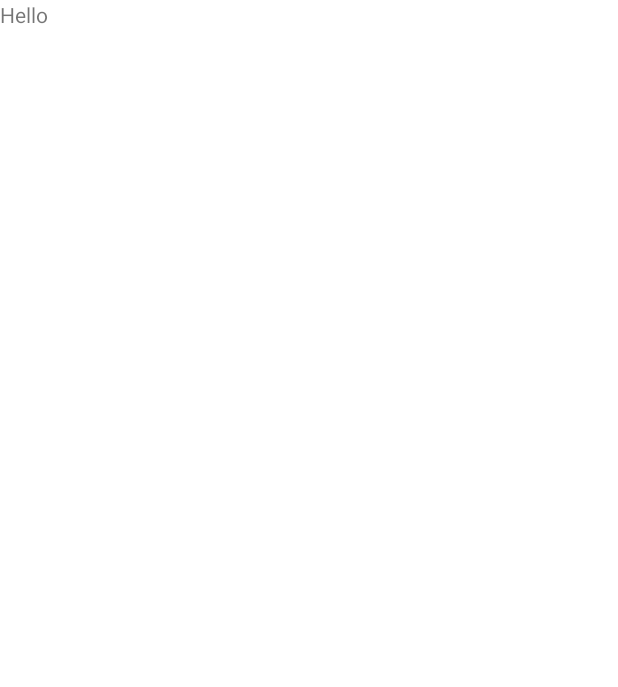
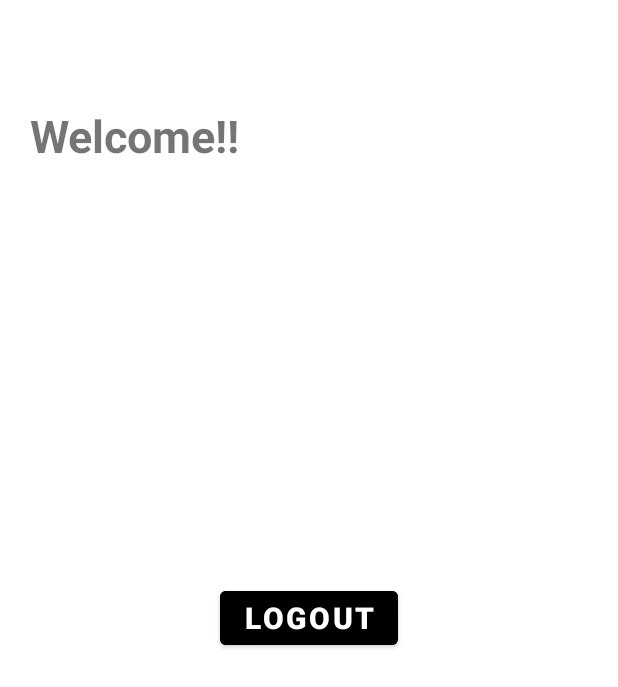
Before and after one commit to HarshulDiamond/e-authentication-system, an Android app: the profileActivity screen opened directly, with no data from a screen before it, on a phone screen of 412 x 824 dp. Before the commit the part shown is almost empty. Shown: the top 687 px of the screen. Run offline under Robolectric (Android 15) with nearby library versions, the phone set to English and light mode, and no system bars; our stand-ins replace Firebase (no records; nobody signed in at launch, a user with empty details on screens opened directly).

Commit message:
Completed email verification and profile display

```diff
--- a/app/src/main/AndroidManifest.xml
+++ b/app/src/main/AndroidManifest.xml
@@ -1,6 +1,9 @@
 <?xml version="1.0" encoding="utf-8"?>
 <manifest xmlns:android="http://schemas.android.com/apk/res/android"
     package="com.internshala.e_authentication">
+    <uses-permission android:name="android.permission.INTERNET" />
+    <uses-permission android:name="android.permission.ACCESS_NETWORK_STATE" />
+
 
     <application
         android:allowBackup="true"
--- a/app/src/main/java/com/internshala/e_authentication/MainActivity.java
+++ b/app/src/main/java/com/internshala/e_authentication/MainActivity.java
@@ -17,6 +17,7 @@ import com.google.android.gms.tasks.OnCompleteListener;
 import com.google.android.gms.tasks.Task;
 import com.google.firebase.auth.AuthResult;
 import com.google.firebase.auth.FirebaseAuth;
+import com.google.firebase.auth.FirebaseUser;
 
 public class MainActivity extends AppCompatActivity implements View.OnClickListener{
     private TextView register;
@@ -90,8 +91,19 @@ public class MainActivity extends AppCompatActivity implements View.OnClickListe
             public void onComplete(@NonNull Task<AuthResult> task) {
                 if(task.isSuccessful())
                 {
-                    startActivity(new Intent(MainActivity.this,profileActivity.class));
-                    progressBar.setVisibility(View.GONE);
+                    FirebaseUser user= FirebaseAuth.getInstance().getCurrentUser();
+                    if(user.isEmailVerified())
+                    {
+                        startActivity(new Intent(MainActivity.this,profileActivity.class));
+                        progressBar.setVisibility(View.GONE);
+                    }
+                    else
+                    {
+                        user.sendEmailVerification();
+                        Toast.makeText(MainActivity.this,"Please Verify your email",Toast.LENGTH_LONG).show();
+                        progressBar.setVisibility(View.GONE);
+                    }
+
                 }
                 else
                 {
--- a/app/src/main/java/com/internshala/e_authentication/profileActivity.java
+++ b/app/src/main/java/com/internshala/e_authentication/profileActivity.java
@@ -1,14 +1,71 @@
 package com.internshala.e_authentication;
 
+import androidx.annotation.NonNull;
 import androidx.appcompat.app.AppCompatActivity;
 
+import android.content.Intent;
 import android.os.Bundle;
+import android.view.View;
+import android.widget.Button;
+import android.widget.TextView;
+import android.widget.Toast;
+
+import com.google.firebase.auth.FirebaseAuth;
+import com.google.firebase.auth.FirebaseUser;
+import com.google.firebase.database.DataSnapshot;
+import com.google.firebase.database.DatabaseError;
+import com.google.firebase.database.DatabaseReference;
+import com.google.firebase.database.FirebaseDatabase;
+import com.google.firebase.database.ValueEventListener;
 
 public class profileActivity extends AppCompatActivity {
+    private FirebaseUser user;
+
+    private DatabaseReference reference;
+    private String userId;
+    private Button logout;
 
     @Override
     protected void onCreate(Bundle savedInstanceState) {
         super.onCreate(savedInstanceState);
         setContentView(R.layout.activity_profile);
+        logout = (Button) findViewById(R.id.signOut);
+        logout.setOnClickListener(new View.OnClickListener() {
+            @Override
+            public void onClick(View view) {
+                FirebaseAuth.getInstance().signOut();
+                startActivity(new Intent(profileActivity.this,MainActivity.class));
+            }
+        });
+        user= FirebaseAuth.getInstance().getCurrentUser();
+        reference= FirebaseDatabase.getInstance().getReference("Users");
+        userId=user.getUid();
+        final TextView textViewFullName = (TextView) findViewById(R.id.fullName);
+        final TextView textViewEmail = (TextView) findViewById(R.id.emailAddress);
+        final TextView textViewAge = (TextView) findViewById(R.id.age);
+
+        reference.child(userId).addListenerForSingleValueEvent(new ValueEventListener() {
+            @Override
+            public void onDataChange(@NonNull DataSnapshot snapshot) {
+                User userProfile = snapshot.getValue(User.class);
+
+                if(userProfile!=null)
+                {
+                    String fullName = userProfile.fullName;
+                    String email = userProfile.email;
+                    String age = userProfile.age;
+                    textViewFullName.setText("Name: " +fullName);
+                    textViewEmail.setText("Email Address: "+email);
+                    textViewAge.setText("Age: " +age);
+
+                }
+            }
+
+            @Override
+            public void onCancelled(@NonNull DatabaseError error) {
+                Toast.makeText(profileActivity.this, "Something Went Wrong!", Toast.LENGTH_LONG).show();
+
+            }
+        });
     }
 }
--- a/app/src/main/res/layout/activity_profile.xml
+++ b/app/src/main/res/layout/activity_profile.xml
@@ -5,10 +5,65 @@
     android:layout_width="match_parent"
     android:layout_height="match_parent"
     tools:context=".profileActivity">
+
     <TextView
+        android:layout_width="match_parent"
+        android:layout_height="match_parent"
+        android:text="Welcome!!"
+        android:layout_marginLeft="20dp"
+        android:textStyle="bold"
+        android:textSize="30dp"
+        android:layout_marginTop="70dp"
+        app:layout_constraintLeft_toLeftOf="parent"
+        app:layout_constraintTop_toTopOf="parent"/>
+
+    <TextView
+        android:id="@+id/emailAddress"
         android:layout_width="wrap_content"
         android:layout_height="wrap_content"
-        android:text="Hello"
-        tools:ignore="MissingConstraints" />
+        android:layout_marginLeft="20dp"
+        android:layout_marginTop="140dp"
+        android:textAlignment="center"
+        android:textStyle="bold"
+        app:layout_constraintLeft_toLeftOf="parent"
+        app:layout_constraintTop_toTopOf="parent" />
+
+    <TextView
+        android:id="@+id/fullName"
+        android:layout_width="wrap_content"
+        android:layout_height="wrap_content"
+        android:layout_marginLeft="20dp"
+        android:layout_marginTop="210dp"
+        android:textAlignment="center"
+        android:textStyle="bold"
+        app:layout_constraintLeft_toLeftOf="parent"
+        app:layout_constraintTop_toTopOf="parent" />
+
+    <TextView
+        android:id="@+id/age"
+        android:layout_width="wrap_content"
+        android:layout_height="wrap_content"
+        android:layout_marginLeft="20dp"
+        android:layout_marginTop="280dp"
+
+        android:textAlignment="center"
+        android:textStyle="bold"
+        app:layout_constraintLeft_toLeftOf="parent"
+        app:layout_constraintTop_toTopOf="parent" />
+
+
+    <Button
+        android:id="@+id/signOut"
+        android:layout_width="wrap_content"
+        android:layout_height="wrap_content"
+        android:text="Logout"
+        android:textStyle="bold"
+        android:backgroundTint="@color/black"
+        android:textSize="20sp"
+        app:layout_constraintTop_toTopOf="parent"
+        app:layout_constraintLeft_toLeftOf="parent"
+        app:layout_constraintRight_toRightOf="parent"
+        app:layout_constraintBottom_toBottomOf="parent"/>
+
 
 </androidx.constraintlayout.widget.ConstraintLayout>
```
